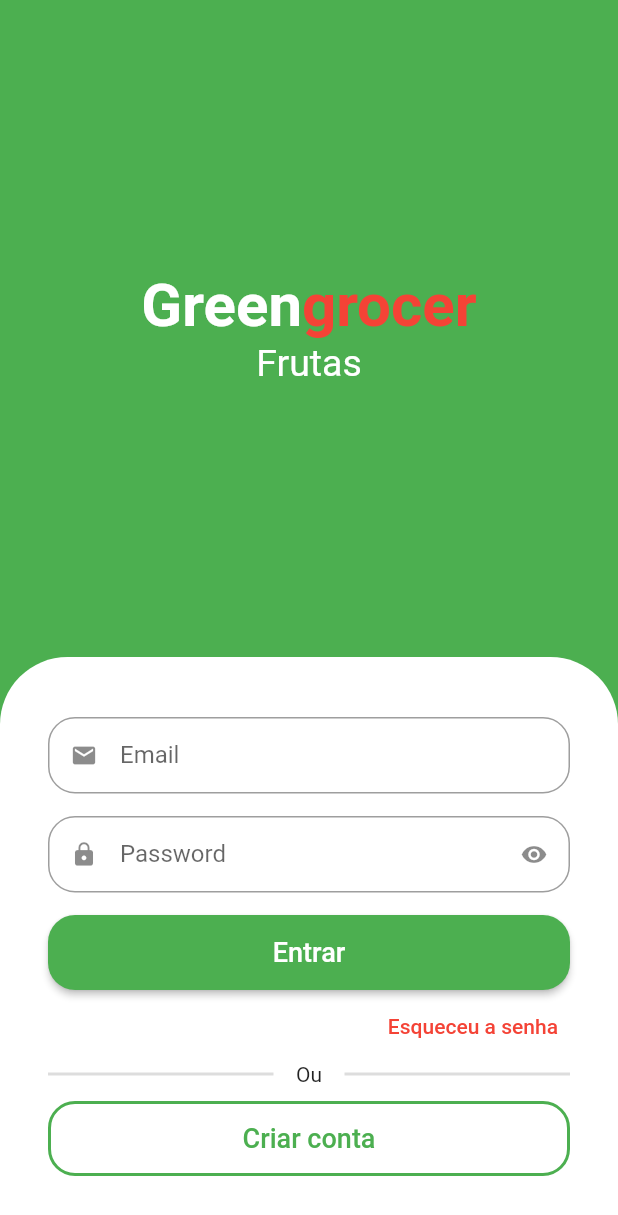
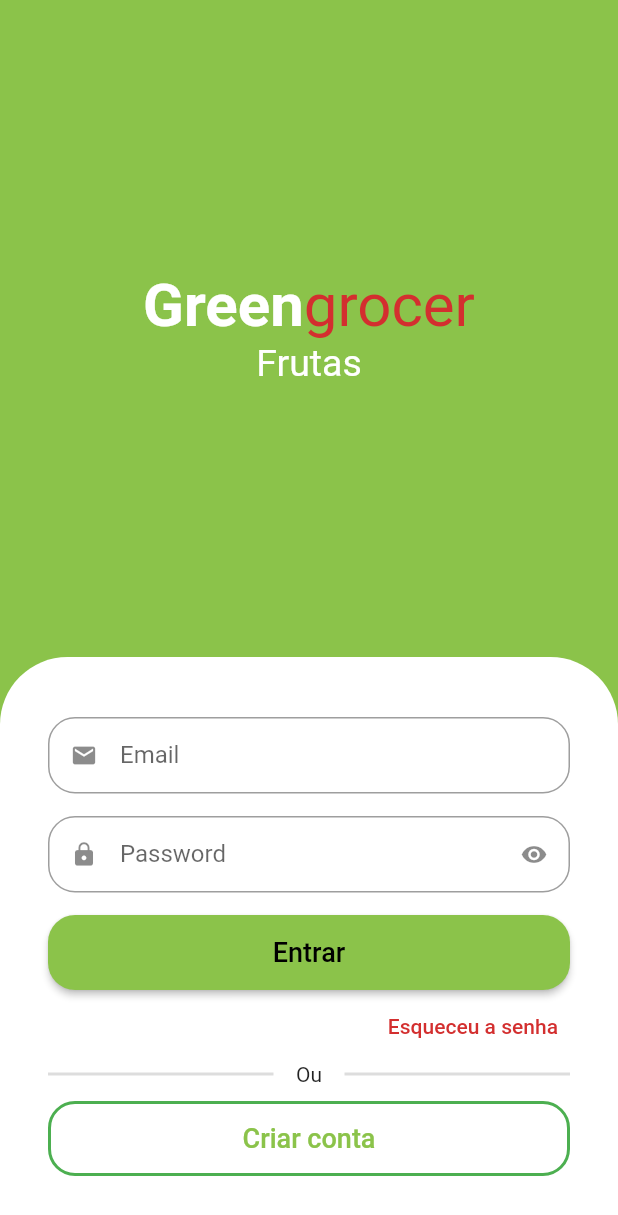
Before and after one commit to lucascipriano/flutter-quitanda, a Flutter app: the screen it shows after launch, on a phone screen of 412 x 824 dp. Shown: the top 1215 px of the screen. Run offline on Flutter 3.47's test engine with Material 2 defaults, Android fonts, the phone set to English and light mode, and no system bars; drawn by our look-alikes of animated_text_kit.

Commit message:
custom colors

```diff
--- a/lib/main.dart
+++ b/lib/main.dart
@@ -1,5 +1,6 @@
 import 'package:flutter/material.dart';
 import 'package:quitanda/src/auth/sign_in_screen.dart';
+import 'package:quitanda/src/config/custom_colors.dart';
 
 void main() {
   runApp(const MyApp());
@@ -14,7 +15,7 @@
     return MaterialApp(
       title: 'Flutter Demo',
       theme: ThemeData(
-        primarySwatch: Colors.green,
+        primarySwatch: CustomColors.customSwatColor,
       ),
       debugShowCheckedModeBanner: false,
       home: const SignInScreen(),
--- a/lib/src/auth/sign_in_screen.dart
+++ b/lib/src/auth/sign_in_screen.dart
@@ -1,6 +1,7 @@
 import 'package:animated_text_kit/animated_text_kit.dart';
 import 'package:flutter/material.dart';
 import 'package:quitanda/src/auth/components/custom_text_field.dart';
+import 'package:quitanda/src/config/custom_colors.dart';
 
 class SignInScreen extends StatelessWidget {
   const SignInScreen({super.key});
@@ -8,7 +9,7 @@
   @override
   Widget build(BuildContext context) {
     return Scaffold(
-      backgroundColor: Colors.green,
+      backgroundColor: CustomColors.customSwatColor,
       body: Column(
         children: [
           Expanded(
@@ -16,13 +17,13 @@
               mainAxisAlignment: MainAxisAlignment.center,
               children: [
                 // NOME DO APP
-                const Text.rich(
+                Text.rich(
                   TextSpan(
-                    style: TextStyle(
+                    style: const TextStyle(
                       fontSize: 40,
                     ),
                     children: [
-                      TextSpan(
+                      const TextSpan(
                         text: 'Green',
                         style: TextStyle(
                           color: Colors.white,
@@ -32,8 +33,7 @@
                       TextSpan(
                         text: 'grocer',
                         style: TextStyle(
-                          color: Colors.red,
-                          fontWeight: FontWeight.bold,
+                          color: CustomColors.customContrastColor,
                         ),
                       ),
                     ],
@@ -106,10 +106,10 @@
                   alignment: Alignment.centerRight,
                   child: TextButton(
                     onPressed: () {},
-                    child: const Text(
+                    child: Text(
                       "Esqueceu a senha",
                       style: TextStyle(
-                        color: Colors.red,
+                        color: CustomColors.customContrastColor,
                       ),
                     ),
                   ),
--- /dev/null
+++ b/lib/src/config/custom_colors.dart
@@ -0,0 +1,21 @@
+import 'package:flutter/material.dart';
+
+Map<int, Color> _swatOpacity = {
+  50: const Color.fromRGBO(139, 195, 74, .1),
+  100: const Color.fromRGBO(139, 195, 74, .2),
+  200: const Color.fromRGBO(139, 195, 74, .3),
+  300: const Color.fromRGBO(139, 195, 74, .4),
+  400: const Color.fromRGBO(139, 195, 74, .5),
+  500: const Color.fromRGBO(139, 195, 74, .6),
+  600: const Color.fromRGBO(139, 195, 74, .7),
+  700: const Color.fromRGBO(139, 195, 74, .8),
+  800: const Color.fromRGBO(139, 195, 74, .9),
+  900: const Color.fromRGBO(139, 195, 74, 1),
+};
+
+abstract class CustomColors {
+  static Color customContrastColor = Colors.red.shade700;
+
+  static MaterialColor customSwatColor =
+      MaterialColor(0xFF8BC34A, _swatOpacity);
+}
```
